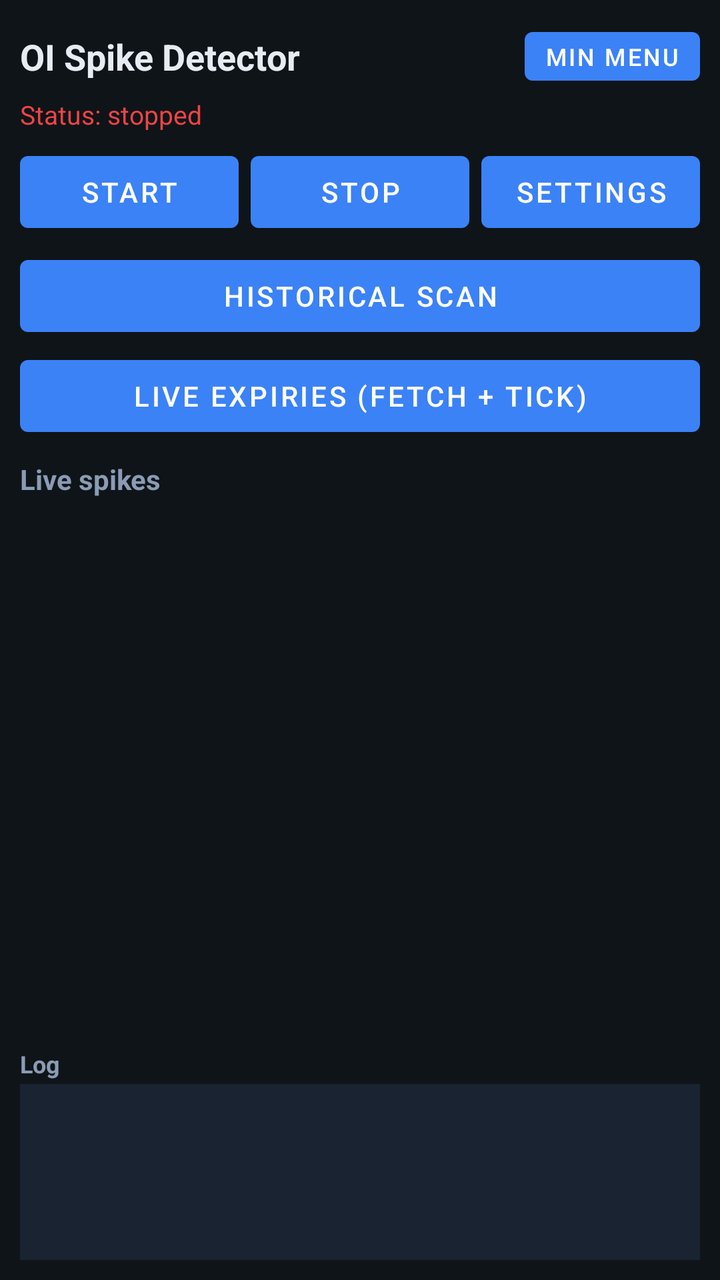
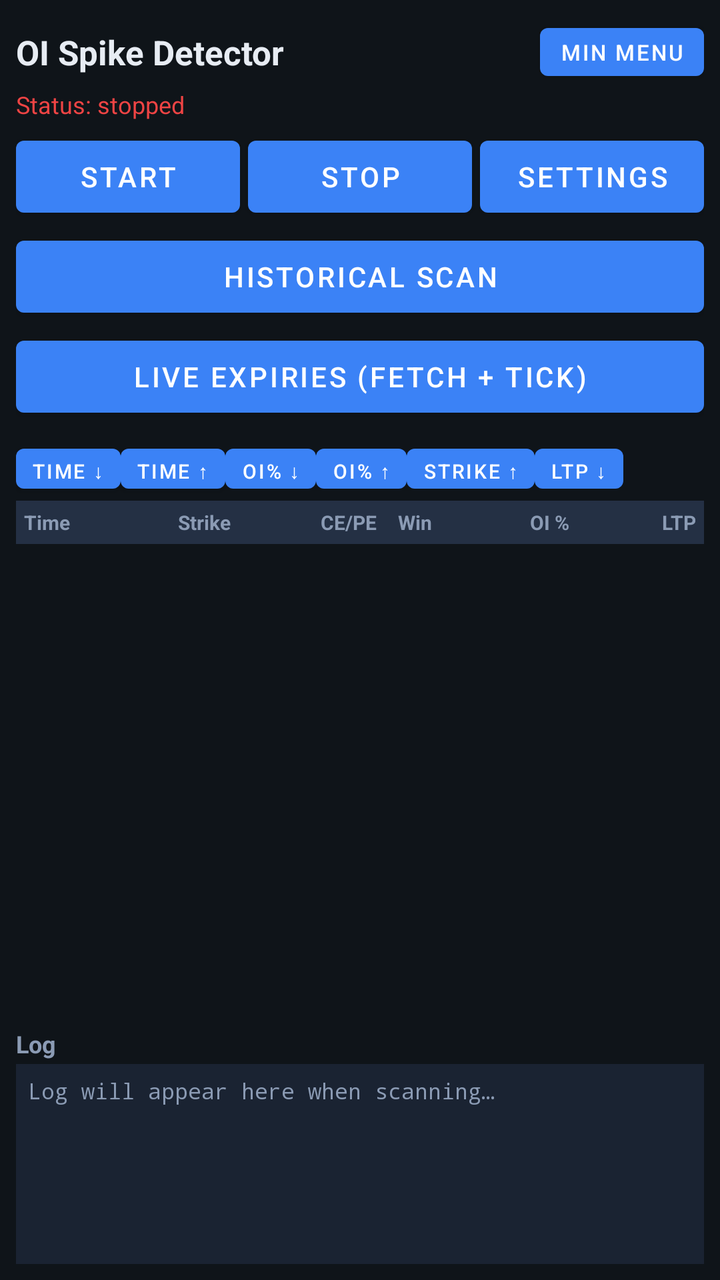

Compare the two renders of this Android layout. The source of the first and the diff that turns it into the second are given below.
<!-- AndroidManifest.xml: application theme Theme.OISpikeDetector -->
<!-- res/layout/activity_main.xml -->
<?xml version="1.0" encoding="utf-8"?>
<LinearLayout xmlns:android="http://schemas.android.com/apk/res/android"
    android:layout_width="match_parent"
    android:layout_height="match_parent"
    android:orientation="vertical"
    android:padding="10dp"
    android:background="#0F1419">

    <LinearLayout
        android:layout_width="match_parent"
        android:layout_height="wrap_content"
        android:orientation="horizontal"
        android:gravity="center_vertical">
        <TextView
            android:layout_width="0dp"
            android:layout_height="wrap_content"
            android:layout_weight="1"
            android:text="OI Spike Detector"
            android:textColor="#E7ECF3"
            android:textSize="18sp"
            android:textStyle="bold" />
        <Button
            android:id="@+id/btnToggleMainExtra"
            android:layout_width="wrap_content"
            android:layout_height="wrap_content"
            android:minHeight="0dp"
            android:minWidth="0dp"
            android:paddingLeft="10dp"
            android:paddingRight="10dp"
            android:text="Min menu"
            android:textSize="12sp" />
    </LinearLayout>

    <TextView
        android:id="@+id/statusText"
        android:layout_width="match_parent"
        android:layout_height="wrap_content"
        android:layout_marginTop="2dp"
        android:text="Status: stopped"
        android:textColor="#EF4444"
        android:textSize="13sp" />

    <LinearLayout
        android:layout_width="match_parent"
        android:layout_height="wrap_content"
        android:layout_marginTop="6dp"
        android:orientation="horizontal">
        <Button
            android:id="@+id/btnStart"
            android:layout_width="0dp"
            android:layout_height="wrap_content"
            android:layout_weight="1"
            android:text="Start" />
        <Button
            android:id="@+id/btnStop"
            android:layout_width="0dp"
            android:layout_height="wrap_content"
            android:layout_marginStart="6dp"
            android:layout_weight="1"
            android:text="Stop" />
        <Button
            android:id="@+id/btnSettings"
            android:layout_width="0dp"
            android:layout_height="wrap_content"
            android:layout_marginStart="6dp"
            android:layout_weight="1"
            android:text="Settings" />
    </LinearLayout>

    <LinearLayout
        android:id="@+id/mainExtraPanel"
        android:layout_width="match_parent"
        android:layout_height="wrap_content"
        android:orientation="vertical">
        <Button
            android:id="@+id/btnHistorical"
            android:layout_width="match_parent"
            android:layout_height="wrap_content"
            android:layout_marginTop="4dp"
            android:text="Historical Scan" />
        <Button
            android:id="@+id/btnLiveExpiries"
            android:layout_width="match_parent"
            android:layout_height="wrap_content"
            android:layout_marginTop="2dp"
            android:text="Live Expiries (Fetch + Tick)" />
    </LinearLayout>

    <TextView
        android:layout_width="match_parent"
        android:layout_height="wrap_content"
        android:layout_marginTop="8dp"
        android:text="Live spikes"
        android:textColor="#8B9BB4"
        android:textStyle="bold" />

    
    <androidx.recyclerview.widget.RecyclerView
        android:id="@+id/spikeList"
        android:layout_width="match_parent"
        android:layout_height="0dp"
        android:layout_marginTop="2dp"
        android:layout_weight="1" />

    <TextView
        android:layout_width="match_parent"
        android:layout_height="wrap_content"
        android:text="Log"
        android:textColor="#8B9BB4"
        android:textStyle="bold"
        android:textSize="12sp" />

    <ScrollView
        android:layout_width="match_parent"
        android:layout_height="88dp"
        android:layout_marginTop="2dp"
        android:background="#1A2332">
        <TextView
            android:id="@+id/logText"
            android:layout_width="match_parent"
            android:layout_height="wrap_content"
            android:fontFamily="monospace"
            android:padding="6dp"
            android:textColor="#8B9BB4"
            android:textSize="11sp" />
    </ScrollView>
</LinearLayout>
<!-- resources referenced by this layout -->
<resources>
  <style name="Theme.OISpikeDetector" parent="Theme.MaterialComponents.DayNight.DarkActionBar">
          <item name="colorPrimary">#3B82F6</item>
          <item name="colorPrimaryVariant">#1D4ED8</item>
          <item name="colorOnPrimary">#FFFFFF</item>
          <item name="android:statusBarColor">#0F1419</item>
          <item name="android:windowBackground">#0F1419</item>
      </style>
</resources>

<!-- the commit's change to res/layout/activity_main.xml (unified diff, before → after) -->
@@ -3,7 +3,7 @@
     android:layout_width="match_parent"
     android:layout_height="match_parent"
     android:orientation="vertical"
-    android:padding="10dp"
+    android:padding="8dp"
     android:background="#0F1419">
 
     <LinearLayout
@@ -17,33 +17,31 @@
             android:layout_weight="1"
             android:text="OI Spike Detector"
             android:textColor="#E7ECF3"
-            android:textSize="18sp"
+            android:textSize="17sp"
             android:textStyle="bold" />
         <Button
             android:id="@+id/btnToggleMainExtra"
             android:layout_width="wrap_content"
-            android:layout_height="wrap_content"
-            android:minHeight="0dp"
+            android:layout_height="36dp"
             android:minWidth="0dp"
             android:paddingLeft="10dp"
             android:paddingRight="10dp"
             android:text="Min menu"
-            android:textSize="12sp" />
+            android:textSize="11sp" />
     </LinearLayout>
 
     <TextView
         android:id="@+id/statusText"
         android:layout_width="match_parent"
         android:layout_height="wrap_content"
-        android:layout_marginTop="2dp"
         android:text="Status: stopped"
         android:textColor="#EF4444"
-        android:textSize="13sp" />
+        android:textSize="12sp" />
 
     <LinearLayout
         android:layout_width="match_parent"
         android:layout_height="wrap_content"
-        android:layout_marginTop="6dp"
+        android:layout_marginTop="4dp"
         android:orientation="horizontal">
         <Button
             android:id="@+id/btnStart"
@@ -55,14 +53,14 @@
             android:id="@+id/btnStop"
             android:layout_width="0dp"
             android:layout_height="wrap_content"
-            android:layout_marginStart="6dp"
+            android:layout_marginStart="4dp"
             android:layout_weight="1"
             android:text="Stop" />
         <Button
             android:id="@+id/btnSettings"
             android:layout_width="0dp"
             android:layout_height="wrap_content"
-            android:layout_marginStart="6dp"
+            android:layout_marginStart="4dp"
             android:layout_weight="1"
             android:text="Settings" />
     </LinearLayout>
@@ -76,7 +74,7 @@
             android:id="@+id/btnHistorical"
             android:layout_width="match_parent"
             android:layout_height="wrap_content"
-            android:layout_marginTop="4dp"
+            android:layout_marginTop="2dp"
             android:text="Historical Scan" />
         <Button
             android:id="@+id/btnLiveExpiries"
@@ -86,35 +84,77 @@
             android:text="Live Expiries (Fetch + Tick)" />
     </LinearLayout>
 
-    <TextView
+    
+    <HorizontalScrollView
         android:layout_width="match_parent"
         android:layout_height="wrap_content"
-        android:layout_marginTop="8dp"
-        android:text="Live spikes"
-        android:textColor="#8B9BB4"
-        android:textStyle="bold" />
+        android:layout_marginTop="6dp"
+        android:scrollbars="none">
+        <LinearLayout
+            android:layout_width="wrap_content"
+            android:layout_height="wrap_content"
+            android:orientation="horizontal">
+            <Button android:id="@+id/btnSortTimeDesc" android:layout_width="wrap_content"
+                android:layout_height="32dp" android:textSize="10sp" android:text="Time ↓" android:minWidth="0dp" android:paddingLeft="8dp" android:paddingRight="8dp" />
+            <Button android:id="@+id/btnSortTimeAsc" android:layout_width="wrap_content"
+                android:layout_height="32dp" android:textSize="10sp" android:text="Time ↑" android:minWidth="0dp" android:paddingLeft="8dp" android:paddingRight="8dp" />
+            <Button android:id="@+id/btnSortOiDesc" android:layout_width="wrap_content"
+                android:layout_height="32dp" android:textSize="10sp" android:text="OI% ↓" android:minWidth="0dp" android:paddingLeft="8dp" android:paddingRight="8dp" />
+            <Button android:id="@+id/btnSortOiAsc" android:layout_width="wrap_content"
+                android:layout_height="32dp" android:textSize="10sp" android:text="OI% ↑" android:minWidth="0dp" android:paddingLeft="8dp" android:paddingRight="8dp" />
+            <Button android:id="@+id/btnSortStrikeAsc" android:layout_width="wrap_content"
+                android:layout_height="32dp" android:textSize="10sp" android:text="Strike ↑" android:minWidth="0dp" android:paddingLeft="8dp" android:paddingRight="8dp" />
+            <Button android:id="@+id/btnSortLtpDesc" android:layout_width="wrap_content"
+                android:layout_height="32dp" android:textSize="10sp" android:text="LTP ↓" android:minWidth="0dp" android:paddingLeft="8dp" android:paddingRight="8dp" />
+        </LinearLayout>
+    </HorizontalScrollView>
 
     
+    <LinearLayout
+        android:layout_width="match_parent"
+        android:layout_height="wrap_content"
+        android:orientation="horizontal"
+        android:paddingTop="4dp"
+        android:paddingBottom="4dp"
+        android:paddingLeft="4dp"
+        android:paddingRight="4dp"
+        android:background="#243044">
+        <TextView android:layout_width="0dp" android:layout_height="wrap_content" android:layout_weight="1.1"
+            android:text="Time" android:textColor="#8B9BB4" android:textSize="10sp" android:textStyle="bold" />
+        <TextView android:layout_width="0dp" android:layout_height="wrap_content" android:layout_weight="1.0"
+            android:text="Strike" android:textColor="#8B9BB4" android:textSize="10sp" android:textStyle="bold" />
+        <TextView android:layout_width="0dp" android:layout_height="wrap_content" android:layout_weight="0.45"
+            android:text="CE/PE" android:textColor="#8B9BB4" android:textSize="10sp" android:textStyle="bold" android:gravity="center" />
+        <TextView android:layout_width="0dp" android:layout_height="wrap_content" android:layout_weight="0.5"
+            android:text="Win" android:textColor="#8B9BB4" android:textSize="10sp" android:textStyle="bold" android:gravity="center" />
+        <TextView android:layout_width="0dp" android:layout_height="wrap_content" android:layout_weight="0.85"
+            android:text="OI %" android:textColor="#8B9BB4" android:textSize="10sp" android:textStyle="bold" android:gravity="end" />
+        <TextView android:layout_width="0dp" android:layout_height="wrap_content" android:layout_weight="0.9"
+            android:text="LTP" android:textColor="#8B9BB4" android:textSize="10sp" android:textStyle="bold" android:gravity="end" />
+    </LinearLayout>
+
     <androidx.recyclerview.widget.RecyclerView
         android:id="@+id/spikeList"
         android:layout_width="match_parent"
         android:layout_height="0dp"
-        android:layout_marginTop="2dp"
         android:layout_weight="1" />
 
     <TextView
         android:layout_width="match_parent"
         android:layout_height="wrap_content"
+        android:layout_marginTop="4dp"
         android:text="Log"
         android:textColor="#8B9BB4"
         android:textStyle="bold"
         android:textSize="12sp" />
 
     <ScrollView
+        android:id="@+id/logScroll"
         android:layout_width="match_parent"
-        android:layout_height="88dp"
+        android:layout_height="100dp"
         android:layout_marginTop="2dp"
-        android:background="#1A2332">
+        android:background="#1A2332"
+        android:fillViewport="true">
         <TextView
             android:id="@+id/logText"
             android:layout_width="match_parent"
@@ -122,6 +162,7 @@
             android:fontFamily="monospace"
             android:padding="6dp"
             android:textColor="#8B9BB4"
-            android:textSize="11sp" />
+            android:textSize="11sp"
+            android:text="Log will appear here when scanning…" />
     </ScrollView>
 </LinearLayout>
